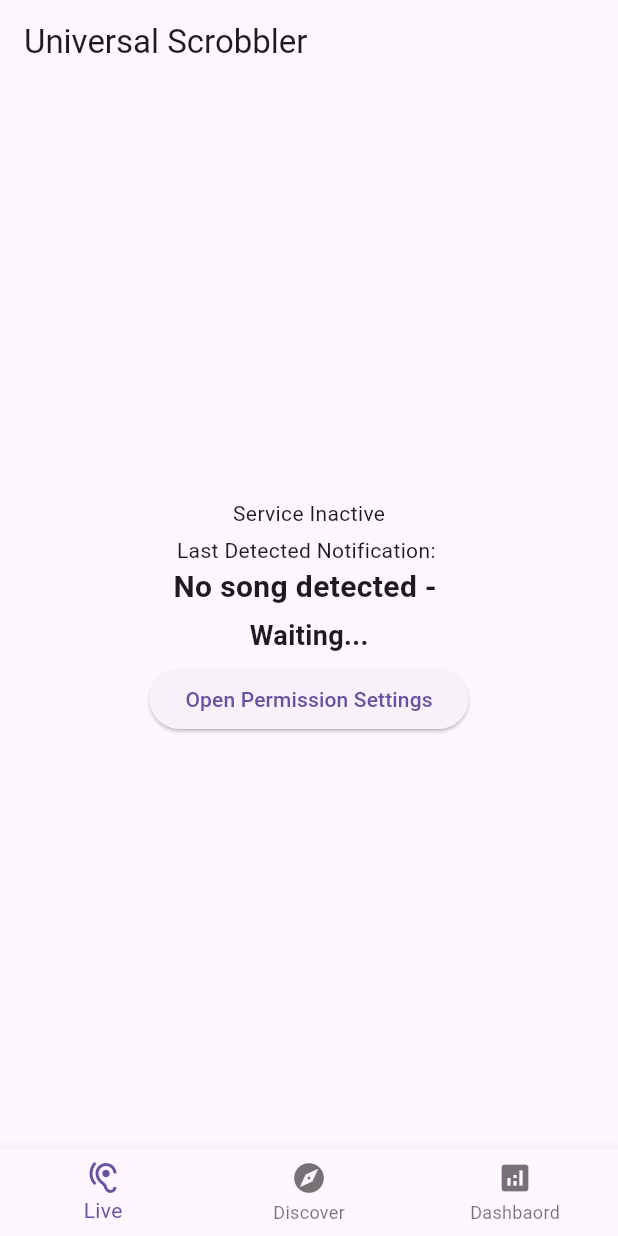
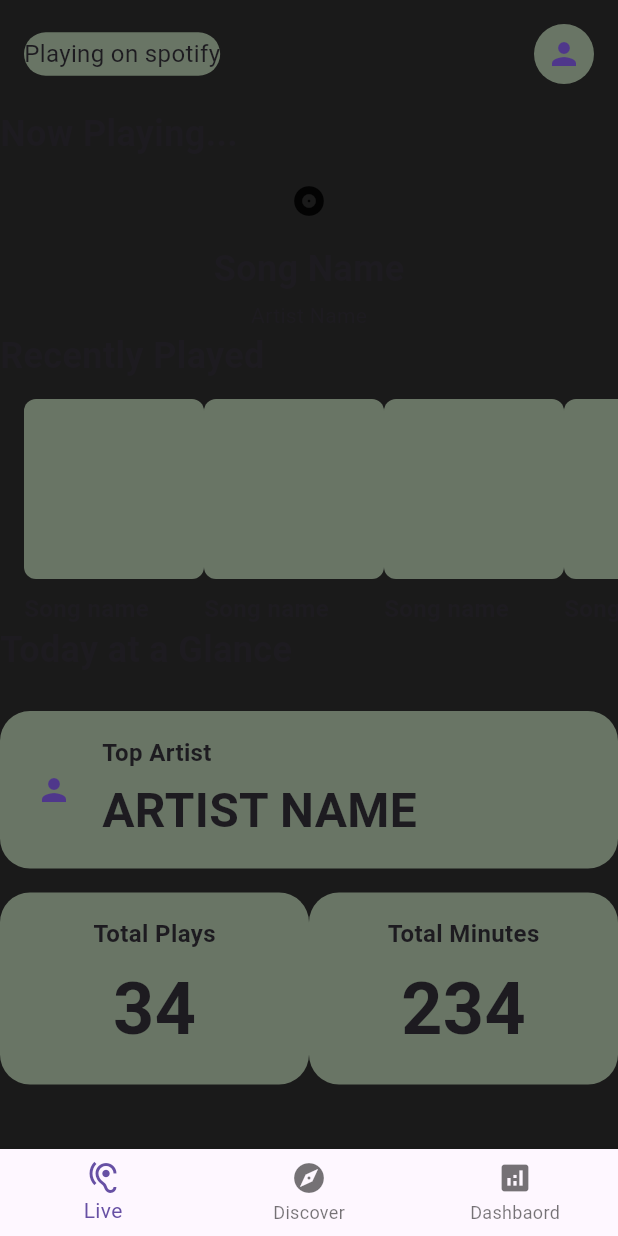
Before and after one commit to mariaR5/music-dashboard, a Flutter app: the screen it shows after launch, on a phone screen of 412 x 824 dp. Run offline on Flutter 3.47's test engine with Material 3 defaults, Android fonts, the phone set to English and light mode, and no system bars; our stand-ins replace flutter_dotenv; missing offline and left inert: flutter_notification_listener.

Commit message:
Intial UI dev commit

```diff
--- /dev/null
+++ b/lib/home_page.dart
@@ -0,0 +1,286 @@
+import 'package:flutter/material.dart';
+
+class HomePage extends StatefulWidget {
+  const HomePage({super.key});
+
+  @override
+  State<HomePage> createState() => _HomePageState();
+}
+
+class _HomePageState extends State<HomePage> {
+  Color sageGreen = const Color(0xFF697565);
+  Color bgGrey = const Color(0xFF1A1A1A);
+
+  @override
+  Widget build(BuildContext context) {
+    return Scaffold(
+      backgroundColor: bgGrey,
+      body: SafeArea(
+        child: CustomScrollView(
+          slivers: [
+            // Top status badge and profile icon
+            SliverPadding(
+              padding: EdgeInsetsGeometry.all(16),
+              sliver: SliverToBoxAdapter(
+                child: Row(
+                  mainAxisAlignment: MainAxisAlignment.spaceBetween,
+                  children: [
+                    Container(
+                      padding: EdgeInsets.symmetric(vertical: 3),
+                      decoration: BoxDecoration(
+                        color: sageGreen,
+                        borderRadius: BorderRadius.circular(20),
+                      ),
+                      child: Text(
+                        'Playing on spotify',
+                        style: TextStyle(fontSize: 16),
+                      ),
+                    ),
+                    CircleAvatar(
+                      radius: 20,
+                      backgroundColor: sageGreen,
+                      child: Icon(Icons.person),
+                    ),
+                  ],
+                ),
+              ),
+            ),
+
+            //=======Now playing block========
+            SliverToBoxAdapter(
+              child: Column(
+                crossAxisAlignment: CrossAxisAlignment.stretch,
+                children: [
+                  Align(
+                    alignment: Alignment.centerLeft,
+                    child: Text(
+                      "Now Playing...",
+                      style: TextStyle(
+                        fontWeight: FontWeight.bold,
+                        fontSize: 24,
+                      ),
+                    ),
+                  ),
+                  const SizedBox(height: 16),
+
+                  // Album art, song name and artist
+                  Align(
+                    alignment: Alignment.center,
+                    child: Column(
+                      mainAxisSize: MainAxisSize.min,
+                      children: [
+                        ClipRRect(
+                          borderRadius: BorderRadius.circular(20),
+                          child: Icon(Icons.album),
+                        ),
+                        const SizedBox(height: 16),
+                        Text(
+                          'Song Name',
+                          style: TextStyle(
+                            fontWeight: FontWeight.bold,
+                            fontSize: 24,
+                          ),
+                        ),
+                        const SizedBox(height: 4),
+                        Text(
+                          'Artist Name',
+                          style: TextStyle(
+                            fontWeight: FontWeight.normal,
+                            fontSize: 14,
+                          ),
+                        ),
+                      ],
+                    ),
+                  ),
+                ],
+              ),
+            ),
+
+            //=========== Recently Played ================
+            SliverToBoxAdapter(
+              child: Column(
+                crossAxisAlignment: CrossAxisAlignment.stretch,
+                children: [
+                  // Title
+                  Text(
+                    "Recently Played",
+                    style: TextStyle(fontWeight: FontWeight.bold, fontSize: 24),
+                  ),
+                  const SizedBox(height: 12),
+
+                  // Horizontal List
+                  SizedBox(
+                    height: 150,
+                    child: ListView.builder(
+                      scrollDirection: Axis.horizontal,
+                      padding: const EdgeInsets.symmetric(horizontal: 16),
+                      itemCount: 10,
+                      itemBuilder: (context, index) {
+                        return Column(
+                          crossAxisAlignment: CrossAxisAlignment.start,
+                          children: [
+                            // Album art
+                            ClipRRect(
+                              borderRadius: BorderRadius.circular(8),
+                              child: Container(
+                                height: 120,
+                                width: 120,
+                                color: sageGreen,
+                              ),
+                            ),
+                            const SizedBox(height: 8),
+
+                            // Song name
+                            Text(
+                              "Song name",
+                              style: TextStyle(
+                                fontSize: 16,
+                                fontWeight: FontWeight.bold,
+                              ),
+                              maxLines: 1,
+                              overflow: TextOverflow.ellipsis,
+                            ),
+                            Text(
+                              "Artist",
+                              style: TextStyle(
+                                fontSize: 10,
+                                fontWeight: FontWeight.normal,
+                              ),
+                              maxLines: 1,
+                              overflow: TextOverflow.ellipsis,
+                            ),
+                          ],
+                        );
+                      },
+                    ),
+                  ),
+                ],
+              ),
+            ),
+
+            //========= Today at a glance ============
+            SliverToBoxAdapter(
+              child: Column(
+                crossAxisAlignment: CrossAxisAlignment.stretch,
+                children: [
+                  // Title
+                  Text(
+                    "Today at a Glance",
+                    style: TextStyle(fontSize: 24, fontWeight: FontWeight.bold),
+                  ),
+                  const SizedBox(height: 24),
+
+                  // Top artist
+                  Container(
+                    padding: EdgeInsets.all(16),
+                    decoration: BoxDecoration(
+                      color: sageGreen,
+                      borderRadius: BorderRadius.circular(20),
+                    ),
+                    child: Row(
+                      children: [
+                        // Artist Image
+                        CircleAvatar(
+                          radius: 20,
+                          backgroundColor: sageGreen,
+                          child: Icon(Icons.person),
+                        ),
+
+                        const SizedBox(width: 12),
+
+                        // Text
+                        Column(
+                          crossAxisAlignment: CrossAxisAlignment.start,
+                          children: [
+                            Text(
+                              'Top Artist',
+                              style: TextStyle(
+                                fontSize: 16,
+                                fontWeight: FontWeight.bold,
+                              ),
+                            ),
+                            const SizedBox(height: 4),
+                            Text(
+                              'ARTIST NAME',
+                              style: TextStyle(
+                                fontSize: 32,
+                                fontWeight: FontWeight.bold,
+                              ),
+                            ),
+                          ],
+                        ),
+                      ],
+                    ),
+                  ),
+                  const SizedBox(height: 16),
+
+                  // Stats Row
+                  Row(
+                    children: [
+                      Expanded(
+                        child: Container(
+                          padding: const EdgeInsets.all(16),
+                          decoration: BoxDecoration(
+                            color: sageGreen,
+                            borderRadius: BorderRadius.circular(20),
+                          ),
+                          child: Column(
+                            children: [
+                              Text(
+                                'Total Plays',
+                                style: TextStyle(
+                                  fontSize: 16,
+                                  fontWeight: FontWeight.bold,
+                                ),
+                              ),
+                              const SizedBox(height: 4),
+                              Text(
+                                '34',
+                                style: TextStyle(
+                                  fontSize: 48,
+                                  fontWeight: FontWeight.bold,
+                                ),
+                              ),
+                            ],
+                          ),
+                        ),
+                      ),
+                      Expanded(
+                        child: Container(
+                          padding: const EdgeInsets.all(16),
+                          decoration: BoxDecoration(
+                            color: sageGreen,
+                            borderRadius: BorderRadius.circular(20),
+                          ),
+                          child: Column(
+                            children: [
+                              Text(
+                                'Total Minutes',
+                                style: TextStyle(
+                                  fontSize: 16,
+                                  fontWeight: FontWeight.bold,
+                                ),
+                              ),
+                              const SizedBox(height: 4),
+                              Text(
+                                '234',
+                                style: TextStyle(
+                                  fontSize: 48,
+                                  fontWeight: FontWeight.bold,
+                                ),
+                              ),
+                            ],
+                          ),
+                        ),
+                      ),
+                    ],
+                  ),
+                ],
+              ),
+            ),
+          ],
+        ),
+      ),
+    );
+  }
+}
--- a/lib/main.dart
+++ b/lib/main.dart
@@ -8,6 +8,7 @@ import 'package:http/http.dart' as http;
 import 'package:flutter_dotenv/flutter_dotenv.dart';
 import 'package:flutter_notification_listener/flutter_notification_listener.dart';
 import 'package:scrobbler/dashboard_page.dart';
+import 'package:scrobbler/home_page.dart';
 import 'package:scrobbler/recommendation_page.dart';
 
 String? _lastTitle;
@@ -210,30 +211,31 @@ class _ScrobblerHomeState extends State<ScrobblerHome> {
   Widget build(BuildContext context) {
     final List<Widget> pages = [
       // Page 1 : Home page
-      Center(
-        child: Column(
-          mainAxisAlignment: MainAxisAlignment.center,
-          children: [
-            Text(_isListening ? "Service Running!" : "Service Inactive"),
-            SizedBox(height: 5),
-            Text("Last Detected Notification: "),
-            Text(
-              "$_currentSong - $_songArtist",
-              style: TextStyle(fontWeight: FontWeight.bold, fontSize: 20),
-            ),
-            SizedBox(height: 5),
-            Text(
-              _currentPackage,
-              style: TextStyle(fontWeight: FontWeight.bold, fontSize: 18),
-            ),
-            SizedBox(height: 5),
-            ElevatedButton(
-              onPressed: () => NotificationsListener.openPermissionSettings(),
-              child: Text("Open Permission Settings"),
-            ),
-          ],
-        ),
-      ),
+      // Center(
+      //   child: Column(
+      //     mainAxisAlignment: MainAxisAlignment.center,
+      //     children: [
+      //       Text(_isListening ? "Service Running!" : "Service Inactive"),
+      //       SizedBox(height: 5),
+      //       Text("Last Detected Notification: "),
+      //       Text(
+      //         "$_currentSong - $_songArtist",
+      //         style: TextStyle(fontWeight: FontWeight.bold, fontSize: 20),
+      //       ),
+      //       SizedBox(height: 5),
+      //       Text(
+      //         _currentPackage,
+      //         style: TextStyle(fontWeight: FontWeight.bold, fontSize: 18),
+      //       ),
+      //       SizedBox(height: 5),
+      //       ElevatedButton(
+      //         onPressed: () => NotificationsListener.openPermissionSettings(),
+      //         child: Text("Open Permission Settings"),
+      //       ),
+      //     ],
+      //   ),
+      // ),
+      const HomePage(),
 
       // Page 2 : Recommendations
       const RecommendationPage(),
@@ -243,7 +245,6 @@ class _ScrobblerHomeState extends State<ScrobblerHome> {
     ];
 
     return Scaffold(
-      appBar: AppBar(title: Text("Universal Scrobbler")),
       body: pages[_selectedIndex],
       bottomNavigationBar: BottomNavigationBar(
         currentIndex: _selectedIndex,
--- a/lib/recommendation_page.dart
+++ b/lib/recommendation_page.dart
@@ -215,7 +215,7 @@ class _RecommendationPageState extends State<RecommendationPage> {
             // Credit Recommendations
             if (_creditRecs.isNotEmpty) ...[
               Text(
-                _creditRecs[0]['reason'],
+                _creditRecs[0]['reason'] ?? '',
                 style: TextStyle(fontSize: 20, fontWeight: FontWeight.bold),
               ),
               const SizedBox(height: 10),
@@ -333,7 +333,7 @@ class _RecommendationPageState extends State<RecommendationPage> {
             // Sample recommendation
             if (_sampleRecs.isNotEmpty) ...[
               Text(
-                _sampleRecs[0]['reason'],
+                _sampleRecs[0]['reason'] ?? '',
                 style: TextStyle(fontSize: 20, fontWeight: FontWeight.bold),
               ),
               const SizedBox(height: 10),
```
